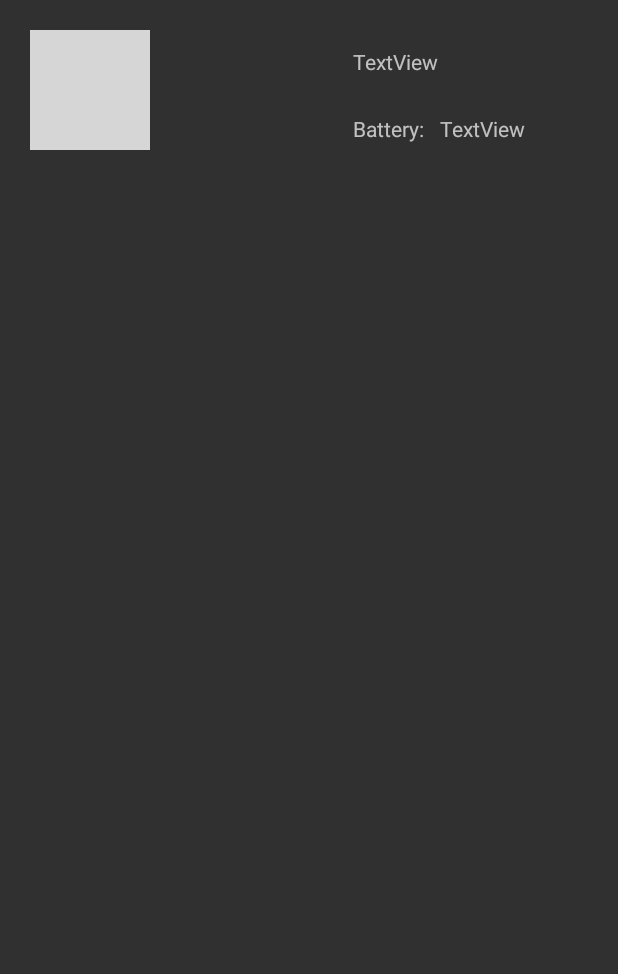
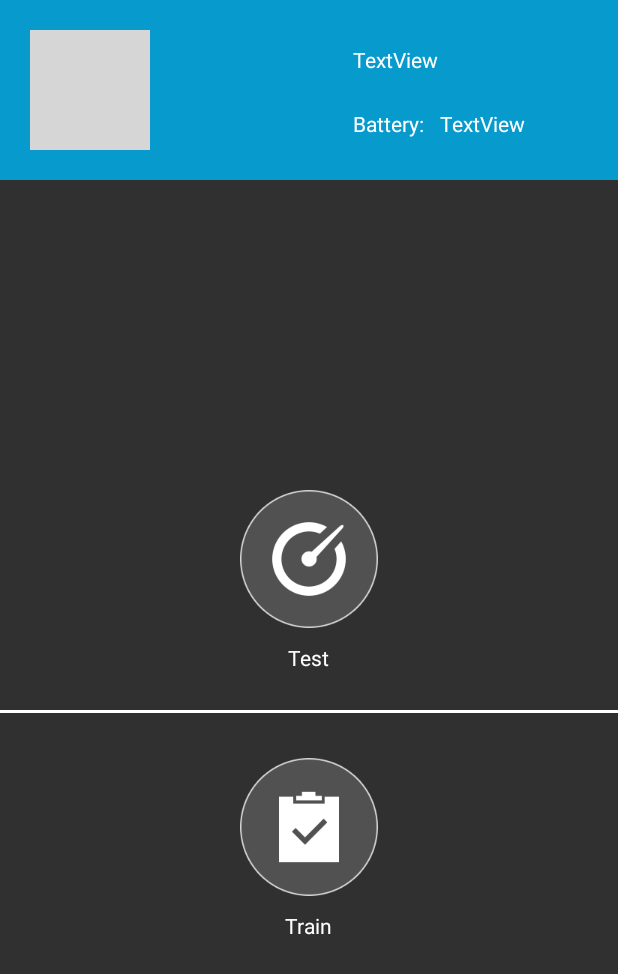
Before and after one commit to leven-space/BooguuBalanceScale, an Android app: the layout fragment_home.xml on its own in the app's theme, with its tools: preview values and no code run, on a phone screen of 412 x 824 dp. Shown: the top 974 px of the screen. Run offline under Robolectric (Android 15) with nearby library versions, the phone set to English and light mode, and no system bars; plain views replace AwesomeTextView, BootstrapThumbnail; grey boxes are pictures that could not be loaded.

Commit message:
设计ui

```diff
--- a/app/src/main/res/layout/fragment_home.xml
+++ b/app/src/main/res/layout/fragment_home.xml
@@ -9,7 +9,8 @@
     <RelativeLayout
         android:id="@+id/relativeLayout"
         android:layout_width="match_parent"
-        android:layout_height="120dp">
+        android:layout_height="120dp"
+        android:background="#079ACD">
 
         <com.beardedhen.androidbootstrap.BootstrapThumbnail
             android:id="@+id/bthumb_home_rounded"
@@ -31,7 +32,7 @@
             android:layout_alignParentTop="true"
             android:layout_marginStart="150dp"
             android:layout_marginTop="28dp"
-            app:bootstrapBrand="success"
+            app:bootstrapBrand="secondary"
             app:fontAwesomeIcon="fa_info_circle" />
 
         <com.beardedhen.androidbootstrap.AwesomeTextView
@@ -41,8 +42,8 @@
             android:layout_height="wrap_content"
             android:layout_alignStart="@+id/fa_info"
             android:layout_below="@+id/fa_info"
-            android:layout_marginTop="25dp"
-            app:bootstrapBrand="success"
+            android:layout_marginTop="23dp"
+            app:bootstrapBrand="secondary"
             app:fontAwesomeIcon="fa_battery_full" />
 
         <TextView
@@ -52,8 +53,9 @@
             android:layout_alignParentEnd="true"
             android:layout_alignParentTop="true"
             android:layout_marginEnd="120dp"
-            android:layout_marginTop="31dp"
-            android:text="TextView" />
+            android:layout_marginTop="30dp"
+            android:text="TextView"
+            android:textColor="@color/defaultFontColor" />
 
         <TextView
             android:id="@+id/tv_home_bettery"
@@ -61,8 +63,9 @@
             android:layout_height="wrap_content"
             android:layout_alignStart="@+id/tv_home_connect_status"
             android:layout_below="@+id/tv_home_connect_status"
-            android:layout_marginTop="25dp"
-            android:text="@string/tv_home_bettery" />
+            android:layout_marginTop="23dp"
+            android:text="@string/tv_home_bettery"
+            android:textColor="@color/defaultFontColor" />
 
         <TextView
             android:id="@+id/tv_home_bettery_number"
@@ -71,7 +74,8 @@
             android:layout_alignTop="@+id/tv_home_bettery"
             android:layout_marginStart="10dp"
             android:layout_toEndOf="@+id/tv_home_bettery"
-            android:text="TextView" />
+            android:text="TextView"
+            android:textColor="@color/defaultFontColor" />
 
     </RelativeLayout>
 
@@ -80,9 +84,47 @@
         android:layout_height="match_parent"
         android:layout_alignParentStart="true"
         android:layout_below="@+id/relativeLayout"
+        android:gravity="center"
         android:orientation="vertical">
 
+        <ImageButton
+            android:id="@+id/btn_home_test"
+            style="?android:attr/borderlessButtonStyle"
+            android:layout_width="wrap_content"
+            android:layout_height="wrap_content"
+            app:srcCompat="@mipmap/test" />
 
+        <TextView
+            android:id="@+id/textView"
+            android:layout_width="wrap_content"
+            android:layout_height="wrap_content"
+            android:layout_marginBottom="15dp"
+            android:gravity="center"
+            android:text="@string/tv_test"
+            android:textColor="@color/defaultFontColor" />
+
+        <TextView
+            android:id="@+id/textView3"
+            android:layout_width="match_parent"
+            android:layout_height="2dp"
+            android:layout_marginTop="10dp"
+            android:background="#ffffff" />
+
+        <ImageButton
+            android:id="@+id/btn_home_train"
+            style="?android:attr/borderlessButtonStyle"
+            android:layout_width="wrap_content"
+            android:layout_height="wrap_content"
+            android:layout_marginTop="20dp"
+            app:srcCompat="@mipmap/train" />
+
+        <TextView
+            android:id="@+id/textView2"
+            android:layout_width="wrap_content"
+            android:layout_height="wrap_content"
+            android:gravity="center"
+            android:text="@string/tv_train"
+            android:textColor="@color/defaultFontColor" />
     </LinearLayout>
 
 
--- a/app/src/main/res/values/colors.xml
+++ b/app/src/main/res/values/colors.xml
@@ -4,4 +4,5 @@
     <color name="colorPrimaryDark">#303F9F</color>
     <color name="colorAccent">#FF4081</color>
     <color name="main_background_color">#17ABDC</color>
+    <color name="defaultFontColor">#ffffff</color>
 </resources>
--- a/app/src/main/res/values/strings.xml
+++ b/app/src/main/res/values/strings.xml
@@ -10,4 +10,6 @@
     <string name="error_bluetooth_not_supported">error_bluetooth_not_supported</string>
     <string name="unknown_device">unknown_device</string>
     <string name="tv_home_bettery">Battery: </string>
+    <string name="tv_test">Test</string>
+    <string name="tv_train">Train</string>
 </resources>
```
Also changed, not shown: app/src/main/java/com/leven/booguubalancescale/home/fragment/HomeFragment.java (+30 -6 lines), app/src/main/java/com/leven/booguubalancescale/train/fragment/TrainFragment.java (added, +64 -0 lines), app/src/main/java/com/leven/booguubalancescale/train/fragment/TrainResultFragment.java (added, +38 -0 lines), app/src/main/res/layout/fragment_train.xml (added, +13 -0 lines), app/src/main/res/layout/fragment_train_result.xml (added, +13 -0 lines), app/src/main/res/mipmap-xhdpi/home_logo.png, app/src/main/res/mipmap-xhdpi/test.png (added), app/src/main/res/mipmap-xhdpi/train.png (added).
